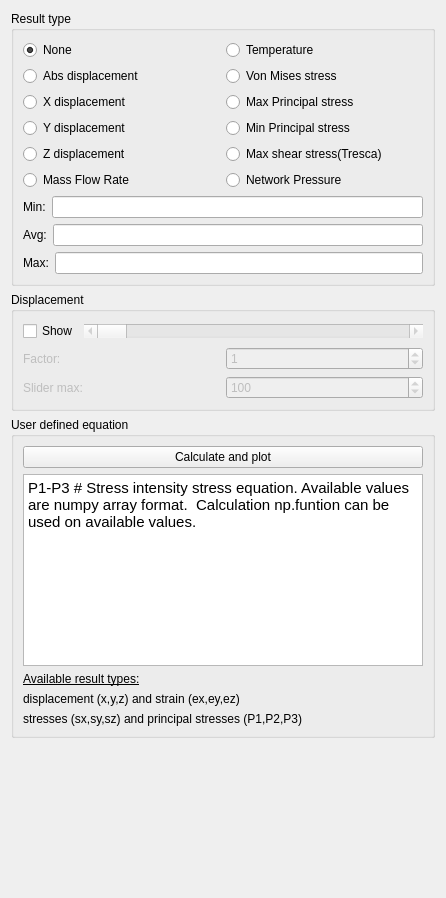
Above: src/Mod/Fem/PyGui/TaskPanelShowResult.ui from berndhahnebach/All_FreeCAD before the change. Below: the same form after it.
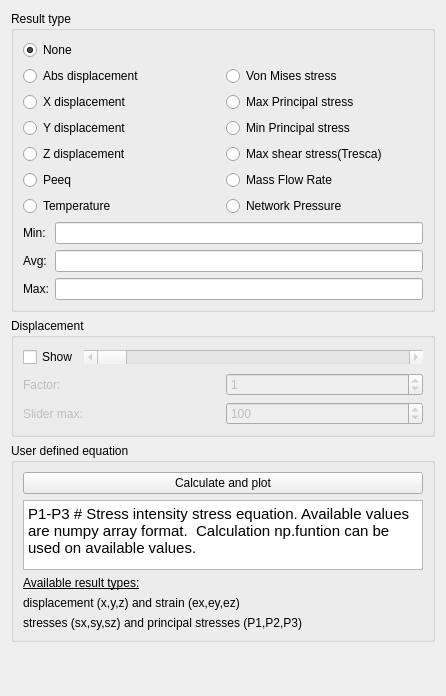
That is the form after the change. Custom widgets are drawn as their Qt base class.

Commit message: FEM: result task panel, add peeq strain results and add peeq to result stats, by sodelo

Patch:
```diff
--- a/src/Mod/Fem/PyGui/TaskPanelShowResult.ui
+++ b/src/Mod/Fem/PyGui/TaskPanelShowResult.ui
@@ -7,13 +7,15 @@
     <x>0</x>
     <y>0</y>
     <width>446</width>
-    <height>898</height>
+    <height>696</height>
    </rect>
   </property>
   <property name="windowTitle">
    <string>Show result</string>
   </property>
-  <layout class="QVBoxLayout" name="verticalLayout_2">
+  <layout class="QHBoxLayout" name="horizontalLayout">
+   <item>
+    <layout class="QVBoxLayout" name="verticalLayout_3">
    <item>
     <widget class="QGroupBox" name="gb_result_type">
      <property name="title">
@@ -22,6 +24,13 @@
      <layout class="QVBoxLayout" name="verticalLayout">
       <item>
        <layout class="QGridLayout" name="gridLayout">
+          <item row="1" column="0">
+           <widget class="QRadioButton" name="rb_abs_displacement">
+            <property name="text">
+             <string>Abs displacement</string>
+            </property>
+           </widget>
+          </item>
         <item row="0" column="0">
          <widget class="QRadioButton" name="rb_none">
           <property name="text">
@@ -32,20 +41,41 @@
           </property>
          </widget>
         </item>
-        <item row="0" column="1">
+          <item row="3" column="0">
+           <widget class="QRadioButton" name="rb_y_displacement">
+            <property name="text">
+             <string>Y displacement</string>
+            </property>
+           </widget>
+          </item>
+          <item row="2" column="0">
+           <widget class="QRadioButton" name="rb_x_displacement">
+            <property name="text">
+             <string>X displacement</string>
+            </property>
+           </widget>
+          </item>
+          <item row="7" column="0">
+           <widget class="QRadioButton" name="rb_peeq">
+            <property name="text">
+             <string>Peeq</string>
+            </property>
+           </widget>
+          </item>
+          <item row="5" column="0">
+           <widget class="QRadioButton" name="rb_z_displacement">
+            <property name="text">
+             <string>Z displacement</string>
+            </property>
+           </widget>
+          </item>
+          <item row="8" column="0">
          <widget class="QRadioButton" name="rb_temperature">
           <property name="text">
            <string>Temperature</string>
           </property>
          </widget>
         </item>
-        <item row="1" column="0">
-         <widget class="QRadioButton" name="rb_abs_displacement">
-          <property name="text">
-           <string>Abs displacement</string>
-          </property>
-         </widget>
-        </item>
         <item row="1" column="1">
          <widget class="QRadioButton" name="rb_vm_stress">
           <property name="text">
@@ -53,13 +83,6 @@
           </property>
          </widget>
         </item>
-        <item row="2" column="0">
-         <widget class="QRadioButton" name="rb_x_displacement">
-          <property name="text">
-           <string>X displacement</string>
-          </property>
-         </widget>
-        </item>
         <item row="2" column="1">
          <widget class="QRadioButton" name="rb_maxprin">
           <property name="text">
@@ -67,13 +90,6 @@
           </property>
          </widget>
         </item>
-        <item row="3" column="0">
-         <widget class="QRadioButton" name="rb_y_displacement">
-          <property name="text">
-           <string>Y displacement</string>
-          </property>
-         </widget>
-        </item>
         <item row="3" column="1">
          <widget class="QRadioButton" name="rb_minprin">
           <property name="text">
@@ -81,28 +97,21 @@
           </property>
          </widget>
         </item>
-        <item row="4" column="0">
-         <widget class="QRadioButton" name="rb_z_displacement">
-          <property name="text">
-           <string>Z displacement</string>
-          </property>
-         </widget>
-        </item>
-        <item row="4" column="1">
+          <item row="5" column="1">
          <widget class="QRadioButton" name="rb_max_shear_stress">
           <property name="text">
            <string>Max shear stress(Tresca)</string>
           </property>
          </widget>
         </item>
-        <item row="5" column="0">
+          <item row="7" column="1">
          <widget class="QRadioButton" name="rb_massflowrate">
           <property name="text">
            <string>Mass Flow Rate</string>
           </property>
          </widget>
         </item>
-        <item row="5" column="1">
+          <item row="8" column="1">
          <widget class="QRadioButton" name="rb_networkpressure">
           <property name="text">
            <string>Network Pressure</string>
@@ -112,36 +121,15 @@
        </layout>
       </item>
       <item>
-       <layout class="QHBoxLayout" name="horizontalLayout">
-        <item>
-         <widget class="QLabel" name="label_4">
-          <property name="text">
-           <string>Min:</string>
-          </property>
-         </widget>
-        </item>
-        <item>
-         <widget class="Gui::InputField" name="le_min">
-          <property name="readOnly">
-           <bool>true</bool>
-          </property>
-          <property name="unit" stdset="0">
-           <string notr="true">mm</string>
-          </property>
-         </widget>
-        </item>
-       </layout>
-      </item>
-      <item>
-       <layout class="QHBoxLayout" name="horizontalLayout_5">
-        <item>
+         <layout class="QFormLayout" name="formLayout">
+          <item row="1" column="0">
          <widget class="QLabel" name="label_2">
           <property name="text">
            <string>Avg:</string>
           </property>
          </widget>
         </item>
-        <item>
+          <item row="1" column="1">
          <widget class="Gui::InputField" name="le_avg">
           <property name="readOnly">
            <bool>true</bool>
@@ -151,18 +139,14 @@
           </property>
          </widget>
         </item>
-       </layout>
-      </item>
-      <item>
-       <layout class="QHBoxLayout" name="horizontalLayout_6">
-        <item>
+          <item row="2" column="0">
          <widget class="QLabel" name="label">
           <property name="text">
            <string>Max:</string>
           </property>
          </widget>
         </item>
-        <item>
+          <item row="2" column="1">
          <widget class="Gui::InputField" name="le_max">
           <property name="readOnly">
            <bool>true</bool>
@@ -172,6 +156,23 @@
           </property>
          </widget>
         </item>
+          <item row="0" column="1">
+           <widget class="Gui::InputField" name="le_min">
+            <property name="readOnly">
+             <bool>true</bool>
+            </property>
+            <property name="unit" stdset="0">
+             <string notr="true">mm</string>
+            </property>
+           </widget>
+          </item>
+          <item row="0" column="0">
+           <widget class="QLabel" name="label_4">
+            <property name="text">
+             <string>Min:</string>
+            </property>
+           </widget>
+          </item>
        </layout>
       </item>
      </layout>
@@ -182,7 +183,7 @@
      <property name="title">
       <string>Displacement</string>
      </property>
-     <layout class="QVBoxLayout" name="verticalLayout_4">
+       <layout class="QVBoxLayout" name="verticalLayout_2">
       <item>
        <layout class="QHBoxLayout" name="horizontalLayout_2">
         <item>
@@ -287,7 +288,7 @@
      <property name="title">
       <string>User defined equation</string>
      </property>
-     <layout class="QVBoxLayout" name="verticalLayout_3">
+       <layout class="QVBoxLayout" name="verticalLayout_5">
       <item>
        <layout class="QVBoxLayout" name="verticalLayout_6">
         <item>
@@ -303,8 +304,8 @@
            <string>&lt;!DOCTYPE HTML PUBLIC &quot;-//W3C//DTD HTML 4.0//EN&quot; &quot;http://www.w3.org/TR/REC-html40/strict.dtd&quot;&gt;
 &lt;html&gt;&lt;head&gt;&lt;meta name=&quot;qrichtext&quot; content=&quot;1&quot; /&gt;&lt;style type=&quot;text/css&quot;&gt;
 p, li { white-space: pre-wrap; }
-&lt;/style&gt;&lt;/head&gt;&lt;body style=&quot; font-family:'Ubuntu'; font-size:11pt; font-weight:400; font-style:normal;&quot;&gt;
-&lt;p style=&quot; margin-top:0px; margin-bottom:0px; margin-left:0px; margin-right:0px; -qt-block-indent:0; text-indent:0px;&quot;&gt;P1-P3 # Stress intensity stress equation. Available values are numpy array format.  Calculation np.funtion can be used on available values. &lt;/p&gt;&lt;/body&gt;&lt;/html&gt;</string>
+&lt;/style&gt;&lt;/head&gt;&lt;body style=&quot; font-family:'DejaVu Sans'; font-size:9pt; font-weight:400; font-style:normal;&quot;&gt;
+&lt;p style=&quot; margin-top:0px; margin-bottom:0px; margin-left:0px; margin-right:0px; -qt-block-indent:0; text-indent:0px;&quot;&gt;&lt;span style=&quot; font-family:'Ubuntu'; font-size:11pt;&quot;&gt;P1-P3 # Stress intensity stress equation. Available values are numpy array format.  Calculation np.funtion can be used on available values. &lt;/span&gt;&lt;/p&gt;&lt;/body&gt;&lt;/html&gt;</string>
           </property>
          </widget>
         </item>
@@ -402,10 +403,12 @@
      <property name="sizeHint" stdset="0">
       <size>
        <width>20</width>
-       <height>92</height>
+         <height>240</height>
       </size>
      </property>
     </spacer>
+     </item>
+    </layout>
    </item>
   </layout>
  </widget>
```
Lines whose indentation alone changed are shown as unchanged. The commit also changes 3 other files.
